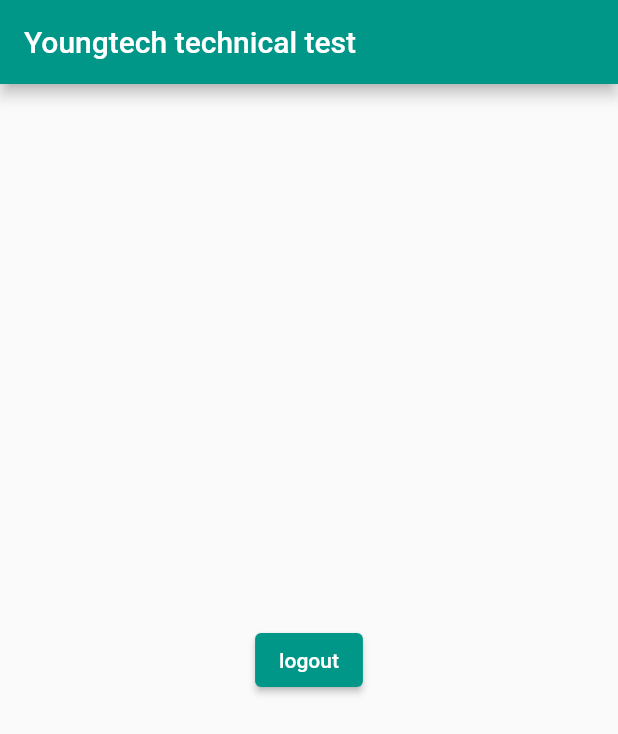
After one commit to erwanepitech/YOUNGTECH-TECHNICAL-TEST, a Flutter app: the MainScreen screen opened directly, after a tap on "logout", on a phone screen of 412 x 824 dp. The commit adds this screen. Shown: the top 734 px of the screen. Run offline on Flutter 3.47's test engine with Material 2 defaults, Android fonts, the phone set to English and light mode, and no system bars; our stand-ins replace shared_preferences; accounts and stored records are empty.

Commit message:
feat: add login & logout system

```diff
--- /dev/null
+++ b/lib/views/main_screen.dart
@@ -0,0 +1,75 @@
+import 'package:flutter/material.dart';
+import 'package:http/http.dart' as http;
+import 'package:shared_preferences/shared_preferences.dart';
+import 'package:youngtech_test/views/home_screen.dart';
+
+class MainScreen extends StatefulWidget {
+  const MainScreen({Key? key}) : super(key: key);
+
+  @override
+  State<StatefulWidget> createState() {
+    return MainScreenState();
+  }
+}
+
+class MainScreenState extends State<MainScreen> {
+  String _token = "";
+
+  @override
+  void initState() {
+    super.initState();
+    getData();
+  }
+
+  getData() async {
+    final prefs = await SharedPreferences.getInstance();
+    setState(() {
+      _token = prefs.getString('token').toString();
+    });
+  }
+
+  Future<void> _buildlogout() async {
+    final prefs = await SharedPreferences.getInstance();
+    if (_token != "") {
+      prefs.remove('token');
+      Navigator.push(
+        context,
+        MaterialPageRoute(builder: (context) => const HomeScreen()),
+      );
+      Navigator.of(context).pop(context);
+    } else {
+      Navigator.push(
+        context,
+        MaterialPageRoute(builder: (context) => const HomeScreen()),
+      );
+      Navigator.of(context).pop(context);
+    }
+  }
+
+  Widget _logout(BuildContext context) {
+    return ElevatedButton(
+      child: const Text('logout'),
+      onPressed: () {
+        _buildlogout();
+      },
+    );
+  }
+
+  @override
+  Widget build(BuildContext context) {
+    return WillPopScope(
+        onWillPop: () async => false,
+        child: Scaffold(
+            appBar: AppBar(
+              title: Text("Youngtech technical test"),
+              automaticallyImplyLeading: false,
+            ),
+            body: Center(
+              child: Column(
+                  mainAxisAlignment: MainAxisAlignment.center,
+                  children: <Widget>[
+                    _logout(context),
+                  ]),
+            )));
+  }
+}
--- a/pubspec.yaml
+++ b/pubspec.yaml
@@ -30,6 +30,7 @@ environment:
 # versions available, run `flutter pub outdated`.
 dependencies:
   http: ^0.13.5
+  shared_preferences: ^2.0.16
   flutter:
     sdk: flutter
 
```
Also changed, not shown: lib/views/home_screen.dart (+44 -9 lines), lib/views/login_screen.dart (+12 -5 lines), lib/views/register_screen.dart (+14 -12 lines), pubspec.lock.
